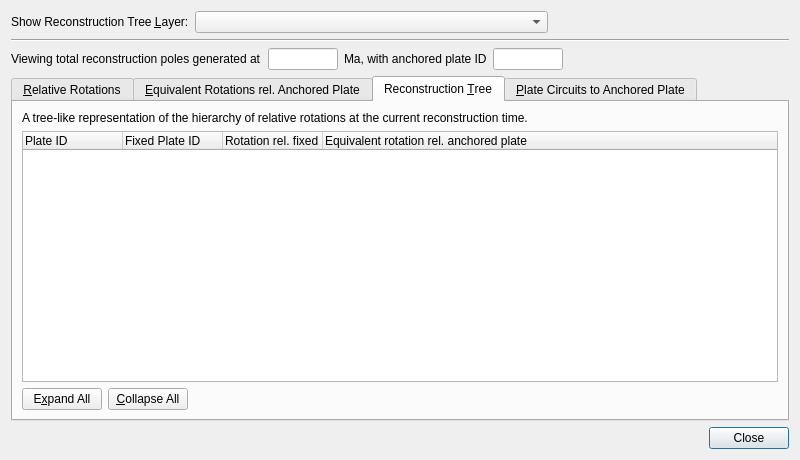
Qt form src/qt-widgets/TotalReconstructionPolesDialogUi.ui (GPlates/GPlates) before a commit.
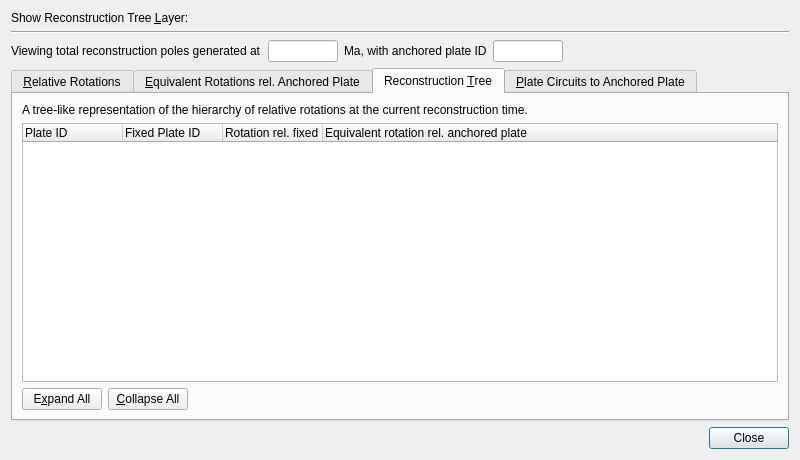
The same form after that commit. Icons and pictures are not drawn.

Diff of the .ui file:
```diff
--- a/src/qt-widgets/TotalReconstructionPolesDialogUi.ui
+++ b/src/qt-widgets/TotalReconstructionPolesDialogUi.ui
@@ -477,14 +477,14 @@
          <string>Show Reconstruction Tree &amp;Layer:</string>
         </property>
         <property name="buddy">
-         <cstring>combobox_reconstruction_tree_layer</cstring>
+         <cstring>visual_layers_combobox_placeholder_widget</cstring>
         </property>
        </widget>
       </item>
       <item>
-       <widget class="QComboBox" name="combobox_reconstruction_tree_layer">
+       <widget class="QWidget" name="visual_layers_combobox_placeholder_widget" native="true">
         <property name="sizePolicy">
-         <sizepolicy hsizetype="Expanding" vsizetype="Fixed">
+         <sizepolicy hsizetype="Expanding" vsizetype="Preferred">
           <horstretch>3</horstretch>
           <verstretch>0</verstretch>
          </sizepolicy>
```
